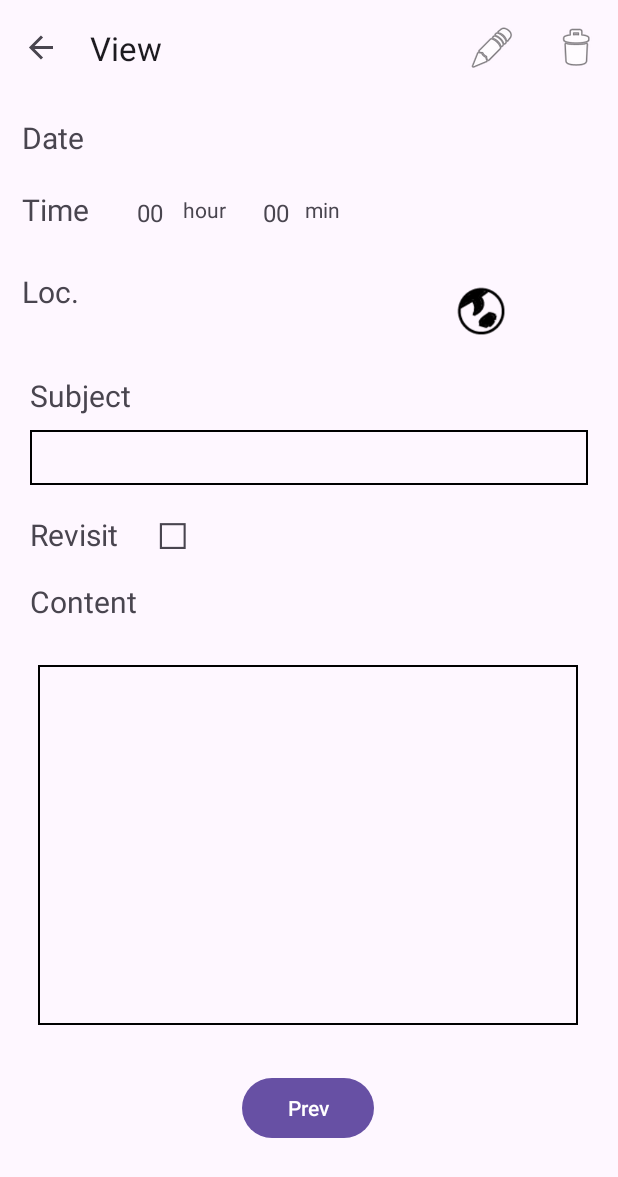
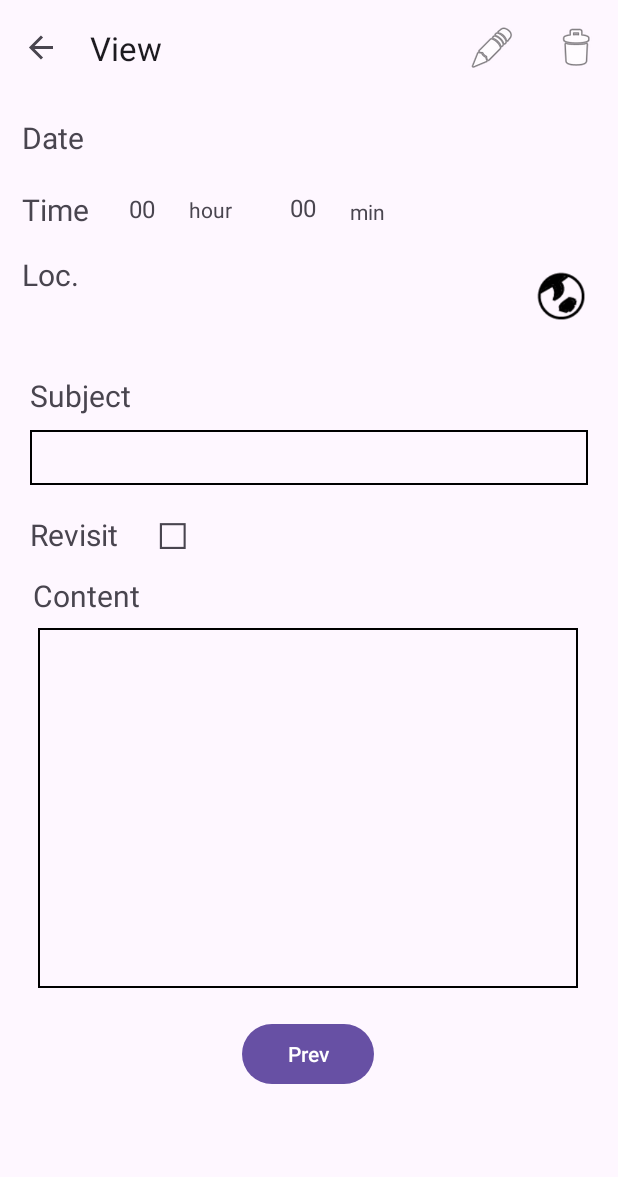
Before and after one commit to lukkwang/travelhorizon, an Android app: the ViewFragment screen opened through its navigation route, on a phone screen of 412 x 824 dp. Shown: the top 1177 px of the screen. Run offline under Robolectric (Android 15) with nearby library versions, the phone set to English and light mode, and no system bars; our stand-ins replace navigation-ui; 5 statements that could not run were skipped.

Commit message:
상세보기와 검색화면에서 각 요소의 배치를 수정

```diff
--- a/app/src/main/java/com/kotlin/travelhorizon/fragment/SearchFragment.kt
+++ b/app/src/main/java/com/kotlin/travelhorizon/fragment/SearchFragment.kt
@@ -16,6 +16,7 @@ import com.kotlin.travelhorizon.databinding.FragmentSearchBinding
 import com.kotlin.travelhorizon.repository.DataBaseManager
 import androidx.core.view.MenuProvider
 import androidx.recyclerview.widget.DefaultItemAnimator
+import androidx.recyclerview.widget.DividerItemDecoration
 import androidx.recyclerview.widget.LinearLayoutManager
 import com.kotlin.travelhorizon.adapter.SearchRecordAdapter
 import com.kotlin.travelhorizon.dto.Dto
@@ -44,6 +45,9 @@ class SearchFragment : Fragment() {
 
         binding.searchListRecyclerView.layoutManager = layoutManager
         binding.searchListRecyclerView.itemAnimator = DefaultItemAnimator()
+
+        // Add a neat dividing line between items in the list
+        binding.searchListRecyclerView.addItemDecoration(DividerItemDecoration(requireContext(), LinearLayoutManager.VERTICAL))
 
         adapter = SearchRecordAdapter(mutableListOf<Dto>())
         binding.searchListRecyclerView.adapter = adapter
--- a/app/src/main/res/layout/fragment_search.xml
+++ b/app/src/main/res/layout/fragment_search.xml
@@ -31,20 +31,22 @@
 
     <androidx.recyclerview.widget.RecyclerView
         android:id="@+id/searchListRecyclerView"
-        android:layout_width="409dp"
-        android:layout_height="586dp"
+        android:layout_width="366dp"
+        android:layout_height="535dp"
         app:layout_constraintBottom_toBottomOf="parent"
         app:layout_constraintEnd_toEndOf="parent"
-        app:layout_constraintHorizontal_bias="0.333"
-        app:layout_constraintStart_toStartOf="parent" />
+        app:layout_constraintHorizontal_bias="0.5"
+        app:layout_constraintStart_toStartOf="parent"
+        app:layout_constraintTop_toBottomOf="@+id/textView4" />
 
     <TextView
         android:id="@+id/textView4"
         android:layout_width="367dp"
-        android:layout_height="47dp"
+        android:layout_height="57dp"
         android:layout_marginTop="12dp"
         android:text="@string/search_desc"
         app:layout_constraintEnd_toEndOf="parent"
+        app:layout_constraintHorizontal_bias="0.5"
         app:layout_constraintStart_toStartOf="parent"
         app:layout_constraintTop_toBottomOf="@+id/searchText" />
 </androidx.constraintlayout.widget.ConstraintLayout>
--- a/app/src/main/res/layout/fragment_view.xml
+++ b/app/src/main/res/layout/fragment_view.xml
@@ -49,15 +49,52 @@
 
     <TextView
         android:id="@+id/viewLatitude"
-        android:layout_width="203dp"
+        android:layout_width="261dp"
+        android:layout_height="24dp"
+        android:textSize="16sp"
+        app:layout_constraintBottom_toBottomOf="parent"
+        app:layout_constraintEnd_toEndOf="parent"
+        app:layout_constraintHorizontal_bias="0.573"
+        app:layout_constraintStart_toStartOf="parent"
+        app:layout_constraintTop_toTopOf="parent"
+        app:layout_constraintVertical_bias="0.144" />
+
+    <TextView
+        android:id="@+id/viewLongitude"
+        android:layout_width="261dp"
         android:layout_height="wrap_content"
         android:textSize="16sp"
         app:layout_constraintBottom_toBottomOf="parent"
         app:layout_constraintEnd_toEndOf="parent"
-        app:layout_constraintHorizontal_bias="0.418"
+        app:layout_constraintHorizontal_bias="0.573"
         app:layout_constraintStart_toStartOf="parent"
         app:layout_constraintTop_toTopOf="parent"
-        app:layout_constraintVertical_bias="0.162" />
+        app:layout_constraintVertical_bias="0.19" />
+
+    <TextView
+        android:id="@+id/labelLocation"
+        android:layout_width="wrap_content"
+        android:layout_height="wrap_content"
+        android:text="@string/location"
+        android:textSize="20sp"
+        app:layout_constraintBottom_toBottomOf="parent"
+        app:layout_constraintEnd_toEndOf="parent"
+        app:layout_constraintHorizontal_bias="0.04"
+        app:layout_constraintStart_toStartOf="parent"
+        app:layout_constraintTop_toTopOf="parent"
+        app:layout_constraintVertical_bias="0.144" />
+
+    <ImageView
+        android:id="@+id/imgViewEarth"
+        android:layout_width="36dp"
+        android:layout_height="36dp"
+        android:layout_marginEnd="20dp"
+        android:src="@drawable/earth"
+        android:tooltipText="@string/open_map_app"
+        app:layout_constraintBottom_toBottomOf="@+id/viewLongitude"
+        app:layout_constraintEnd_toEndOf="parent"
+        app:layout_constraintTop_toTopOf="@+id/viewLatitude"
+        app:layout_constraintVertical_bias="0.473" />
 
     <TextView
         android:id="@+id/labelHour"
@@ -68,7 +105,7 @@
         android:textSize="14sp"
         app:layout_constraintBottom_toBottomOf="parent"
         app:layout_constraintEnd_toEndOf="parent"
-        app:layout_constraintHorizontal_bias="0.318"
+        app:layout_constraintHorizontal_bias="0.328"
         app:layout_constraintStart_toStartOf="parent"
         app:layout_constraintTop_toTopOf="parent"
         app:layout_constraintVertical_bias="0.085" />
@@ -95,10 +132,10 @@
         android:textSize="14sp"
         app:layout_constraintBottom_toBottomOf="parent"
         app:layout_constraintEnd_toEndOf="parent"
-        app:layout_constraintHorizontal_bias="0.523"
+        app:layout_constraintHorizontal_bias="0.6"
         app:layout_constraintStart_toStartOf="parent"
         app:layout_constraintTop_toTopOf="parent"
-        app:layout_constraintVertical_bias="0.085" />
+        app:layout_constraintVertical_bias="0.086" />
 
     <TextView
         android:id="@+id/labelTime"
@@ -114,41 +151,16 @@
         app:layout_constraintVertical_bias="0.085" />
 
     <TextView
-        android:id="@+id/viewLongitude"
-        android:layout_width="203dp"
-        android:layout_height="wrap_content"
+        android:id="@+id/viewHour"
+        android:layout_width="36dp"
+        android:layout_height="25dp"
         android:textSize="16sp"
         app:layout_constraintBottom_toBottomOf="parent"
         app:layout_constraintEnd_toEndOf="parent"
-        app:layout_constraintHorizontal_bias="0.418"
+        app:layout_constraintHorizontal_bias="0.229"
         app:layout_constraintStart_toStartOf="parent"
         app:layout_constraintTop_toTopOf="parent"
-        app:layout_constraintVertical_bias="0.196" />
-
-    <TextView
-        android:id="@+id/viewHour"
-        android:layout_width="24dp"
-        android:layout_height="wrap_content"
-        android:textSize="16sp"
-        app:layout_constraintBottom_toBottomOf="parent"
-        app:layout_constraintEnd_toEndOf="parent"
-        app:layout_constraintHorizontal_bias="0.235"
-        app:layout_constraintStart_toStartOf="parent"
-        app:layout_constraintTop_toTopOf="parent"
-        app:layout_constraintVertical_bias="0.09" />
-
-    <TextView
-        android:id="@+id/labelLocation"
-        android:layout_width="wrap_content"
-        android:layout_height="wrap_content"
-        android:text="@string/location"
-        android:textSize="20sp"
-        app:layout_constraintBottom_toBottomOf="parent"
-        app:layout_constraintEnd_toEndOf="parent"
-        app:layout_constraintHorizontal_bias="0.04"
-        app:layout_constraintStart_toStartOf="parent"
-        app:layout_constraintTop_toTopOf="parent"
-        app:layout_constraintVertical_bias="0.159" />
+        app:layout_constraintVertical_bias="0.087" />
 
     <TextView
         android:id="@+id/viewDate"
@@ -164,25 +176,25 @@
 
     <TextView
         android:id="@+id/viewMin"
-        android:layout_width="24dp"
-        android:layout_height="wrap_content"
+        android:layout_width="33dp"
+        android:layout_height="27dp"
         android:textSize="16sp"
         app:layout_constraintBottom_toBottomOf="parent"
         app:layout_constraintEnd_toEndOf="parent"
-        app:layout_constraintHorizontal_bias="0.452"
+        app:layout_constraintHorizontal_bias="0.51"
         app:layout_constraintStart_toStartOf="parent"
         app:layout_constraintTop_toTopOf="parent"
-        app:layout_constraintVertical_bias="0.09" />
+        app:layout_constraintVertical_bias="0.086" />
 
     <TextView
         android:id="@+id/textView2"
         android:layout_width="wrap_content"
         android:layout_height="wrap_content"
-        android:layout_marginTop="64dp"
+        android:layout_marginTop="60dp"
         android:text="@string/Content"
         android:textSize="20sp"
         app:layout_constraintEnd_toEndOf="parent"
-        app:layout_constraintHorizontal_bias="0.058"
+        app:layout_constraintHorizontal_bias="0.064"
         app:layout_constraintStart_toStartOf="parent"
         app:layout_constraintTop_toBottomOf="@+id/viewSubject" />
 
@@ -190,24 +202,12 @@
         android:id="@+id/btnPrev"
         android:layout_width="wrap_content"
         android:layout_height="wrap_content"
+        android:layout_marginTop="20dp"
         android:text="@string/previous"
-        app:layout_constraintBottom_toBottomOf="parent"
         app:layout_constraintEnd_toEndOf="parent"
         app:layout_constraintHorizontal_bias="0.498"
         app:layout_constraintStart_toStartOf="parent"
-        app:layout_constraintTop_toBottomOf="@+id/viewContent"
-        app:layout_constraintVertical_bias="0.341" />
-
-    <ImageView
-        android:id="@+id/imgViewEarth"
-        android:layout_width="36dp"
-        android:layout_height="36dp"
-        android:layout_marginStart="12dp"
-        android:src="@drawable/earth"
-        android:tooltipText="@string/open_map_app"
-        app:layout_constraintBottom_toBottomOf="@+id/viewLongitude"
-        app:layout_constraintStart_toEndOf="@+id/viewLatitude"
-        app:layout_constraintTop_toTopOf="@+id/viewLatitude" />
+        app:layout_constraintTop_toBottomOf="@+id/viewContent" />
 
     <TextView
         android:id="@+id/viewCheck"
@@ -224,6 +224,7 @@
         android:id="@+id/viewContent"
         android:layout_width="360dp"
         android:layout_height="240dp"
+        android:layout_marginTop="8dp"
         android:background="@drawable/border"
         android:clickable="false"
         android:editable="false"
@@ -233,12 +234,10 @@
         android:gravity="top"
         android:inputType="text|textMultiLine"
         android:scrollbars="vertical"
-        app:layout_constraintBottom_toBottomOf="parent"
         app:layout_constraintEnd_toEndOf="parent"
         app:layout_constraintHorizontal_bias="0.49"
         app:layout_constraintStart_toStartOf="parent"
-        app:layout_constraintTop_toTopOf="parent"
-        app:layout_constraintVertical_bias="0.729" />
+        app:layout_constraintTop_toBottomOf="@+id/textView2" />
 
     <!--    <TextView-->
     <!--        android:id="@+id/viewContent"-->
```
